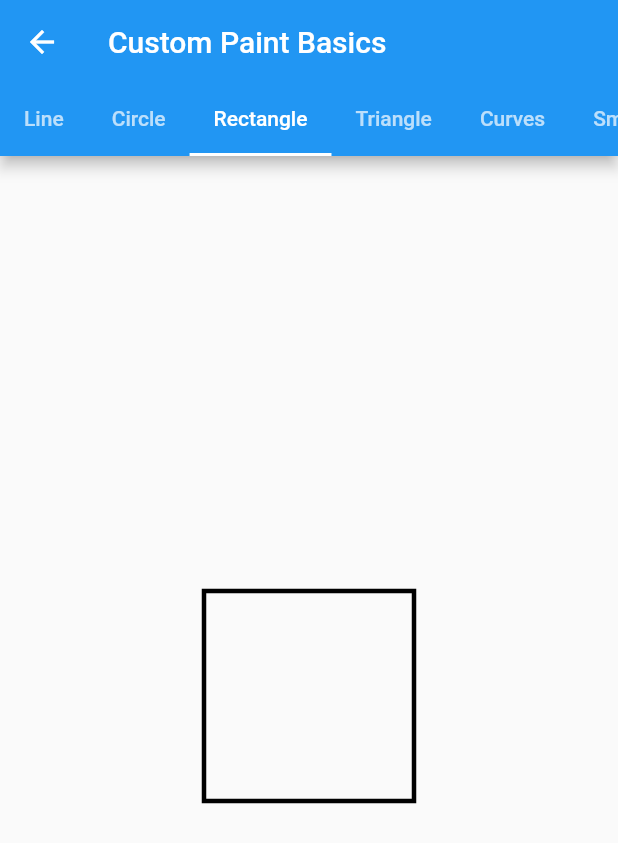
After one commit to omaimaarif/kids-app, a Flutter app: the HomePage screen opened directly, tab 3 chosen, on a phone screen of 412 x 824 dp. The commit adds this screen. Shown: the top 843 px of the screen. Run offline on Flutter 3.47's test engine with Material 2 defaults, Android fonts, the phone set to English and light mode, and no system bars; our stand-ins replace awesome_dialog, firebase_auth, firebase_core, flutter_spinkit, get, google_fonts and 3 more; missing offline and left inert: inner_shadow_widget; accounts and stored records are empty.

Commit message:
before formatting

```diff
--- /dev/null
+++ b/lib/custom_paint/main_page_paint.dart
@@ -0,0 +1,61 @@
+import 'package:another_final_kids_app/custom_paint/rectangle.dart';
+import 'package:another_final_kids_app/custom_paint/smiley.dart';
+import 'package:another_final_kids_app/custom_paint/triangle.dart';
+import 'package:flutter/material.dart';
+import 'circle.dart';
+import 'curves.dart';
+import 'line.dart';
+
+class HomePage extends StatefulWidget {
+  HomePage({Key? key}) : super(key: key);
+
+  @override
+  _HomePageState createState() => _HomePageState();
+}
+
+class _HomePageState extends State<HomePage> with TickerProviderStateMixin {
+  TabController? controller;
+
+  List<String> tabLabels = [
+    'Line',
+    'Circle',
+    'Rectangle',
+    'Triangle',
+    'Curves',
+    'Smiley🙂',
+  ];
+
+  List<Widget> tabPages = [
+    LinePage(),
+    CirclePage(),
+    RectanglePage(),
+    TrianglePage(),
+    CurvesPage(),
+    SmileyPage(),
+  ];
+
+  @override
+  void initState() {
+    super.initState();
+    controller = TabController(vsync: this, length: tabLabels.length);
+  }
+
+  @override
+  Widget build(BuildContext context) {
+    return Scaffold(
+      // backgroundColor: Colors.blue,
+      appBar: AppBar(
+        title: Text('Custom Paint Basics'),
+        bottom: TabBar(
+          isScrollable: true,
+          controller: controller,
+          tabs: [for (String label in tabLabels) Tab(text: label)],
+        ),
+      ),
+      body: TabBarView(
+        controller: controller,
+        children: [for (Widget page in tabPages) page],
+      ),
+    );
+  }
+}
--- /dev/null
+++ b/lib/custom_paint/pages.dart
@@ -0,0 +1,6 @@
+export 'circle.dart';
+export 'curves.dart';
+export 'line.dart';
+export 'rectangle.dart';
+export 'smiley.dart';
+export 'triangle.dart';
--- /dev/null
+++ b/lib/custom_paint/rectangle.dart
@@ -0,0 +1,32 @@
+import 'package:flutter/material.dart';
+
+class RectanglePage  extends StatelessWidget {
+  const RectanglePage ({super.key});
+
+  @override
+  Widget build(BuildContext context) {
+    return CustomPaint(
+      painter: RectanglePainter(),
+      child: Container(),
+    );
+  }
+}
+
+class RectanglePainter extends CustomPainter {
+  @override
+  void paint(Canvas canvas, Size size) {
+    Paint paint = Paint()
+      ..color = Colors.black
+      ..strokeWidth = 3.0
+      ..style = PaintingStyle.stroke;
+
+    Offset center = Offset(size.width / 2, size.height / 2);
+    Rect rect = Rect.fromCircle(center: center, radius: 70.0);
+    canvas.drawRect(rect, paint);
+  }
+
+  @override
+  bool shouldRepaint(covariant CustomPainter oldDelegate) {
+    return false;
+  }
+}
--- a/lib/main.dart
+++ b/lib/main.dart
@@ -1,6 +1,5 @@
 import 'package:another_final_kids_app/screens/activity/activity_screen.dart';
 import 'package:another_final_kids_app/screens/activity/dragDrop.dart';
-
 import 'package:another_final_kids_app/screens/activity/welcome_to_activity.dart';
 import 'package:another_final_kids_app/screens/home_page/home_screen.dart';
 import 'package:another_final_kids_app/screens/login_screen/login_screen.dart';
@@ -18,6 +17,8 @@ void main() async {
   await Firebase.initializeApp();
   runApp(MyApp());
 }
+const Color kCanvasColor = Color(0xfff2f3f7);
+const String kGithubRepo = 'https://github.com/JideGuru/flutter_drawing_board';
 
 class MyApp extends StatefulWidget {
   const MyApp({Key? key}) : super(key: key);
@@ -45,7 +46,8 @@ class _MyAppState extends State<MyApp> {
   Widget build(BuildContext context) {
     return GetMaterialApp(
       debugShowCheckedModeBanner: false,
-      home:FirebaseAuth.instance.currentUser==null?OnBordingScreen(): HomeScreen(),
+
+      home: FirebaseAuth.instance.currentUser==null?OnBordingScreen(): HomeScreen(),
       routes: {"signup": (context)  => SignUpScreen(),
         "login": (context)  => LoginScreen(),
         "sideMenu":(context) => SideMenu(),
```
Also changed, not shown: lib/custom_paint/circle.dart (added, +30 -0 lines), lib/custom_paint/curves.dart (added, +36 -0 lines), lib/custom_paint/line.dart (added, +29 -0 lines), lib/custom_paint/smiley.dart (added, +57 -0 lines), lib/custom_paint/triangle.dart (added, +37 -0 lines), lib/screens/activity/activity_screen.dart (+17 -27 lines), pubspec.yaml (+11 -0 lines), lib/assets/images/circle.png (added), lib/assets/images/heart.png (added), lib/assets/images/hidden.png (added), lib/assets/images/star.png (added), lib/assets/images/triangle.png (added), pubspec.lock.
